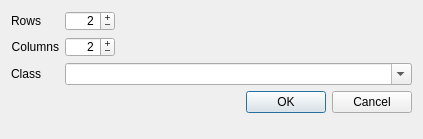
Above: src/gui/tableproperty.ui from NeoProgramming/NeoPad before the change. Below: the same form after it.
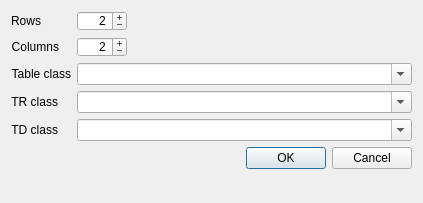
That is the form after the change.

Diff of the .ui file:
```diff
--- a/src/gui/tableproperty.ui
+++ b/src/gui/tableproperty.ui
@@ -7,7 +7,7 @@
     <x>0</x>
     <y>0</y>
     <width>423</width>
-    <height>139</height>
+    <height>203</height>
    </rect>
   </property>
   <property name="sizePolicy">
@@ -123,24 +123,7 @@
      </property>
     </widget>
    </item>
-   <item row="2" column="1">
-    <widget class="QComboBox" name="comboClass">
-     <property name="editable">
-      <bool>true</bool>
-     </property>
-    </widget>
-   </item>
-   <item row="2" column="0">
-    <widget class="QLabel" name="label_3">
-     <property name="text">
-      <string>Class</string>
-     </property>
-     <property name="alignment">
-      <set>Qt::AlignRight|Qt::AlignTrailing|Qt::AlignVCenter</set>
-     </property>
-    </widget>
-   </item>
-   <item row="3" column="1">
+   <item row="10" column="1">
     <widget class="QDialogButtonBox" name="buttonBox">
      <property name="orientation">
       <enum>Qt::Horizontal</enum>
@@ -150,6 +133,57 @@
      </property>
     </widget>
    </item>
+   <item row="3" column="1">
+    <widget class="QComboBox" name="comboTableClass">
+     <property name="editable">
+      <bool>true</bool>
+     </property>
+    </widget>
+   </item>
+   <item row="3" column="0">
+    <widget class="QLabel" name="label_5">
+     <property name="text">
+      <string>Table class</string>
+     </property>
+     <property name="alignment">
+      <set>Qt::AlignRight|Qt::AlignTrailing|Qt::AlignVCenter</set>
+     </property>
+    </widget>
+   </item>
+   <item row="5" column="1">
+    <widget class="QComboBox" name="comboTdClass">
+     <property name="editable">
+      <bool>true</bool>
+     </property>
+    </widget>
+   </item>
+   <item row="4" column="1">
+    <widget class="QComboBox" name="comboTrClass">
+     <property name="editable">
+      <bool>true</bool>
+     </property>
+    </widget>
+   </item>
+   <item row="4" column="0">
+    <widget class="QLabel" name="label_3">
+     <property name="text">
+      <string>TR class</string>
+     </property>
+     <property name="alignment">
+      <set>Qt::AlignRight|Qt::AlignTrailing|Qt::AlignVCenter</set>
+     </property>
+    </widget>
+   </item>
+   <item row="5" column="0">
+    <widget class="QLabel" name="label_4">
+     <property name="text">
+      <string>TD class</string>
+     </property>
+     <property name="alignment">
+      <set>Qt::AlignRight|Qt::AlignTrailing|Qt::AlignVCenter</set>
+     </property>
+    </widget>
+   </item>
   </layout>
  </widget>
  <resources/>
```
